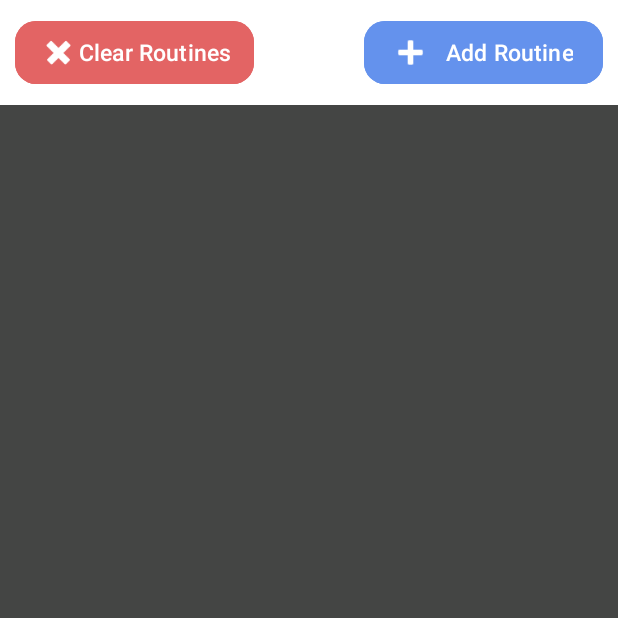
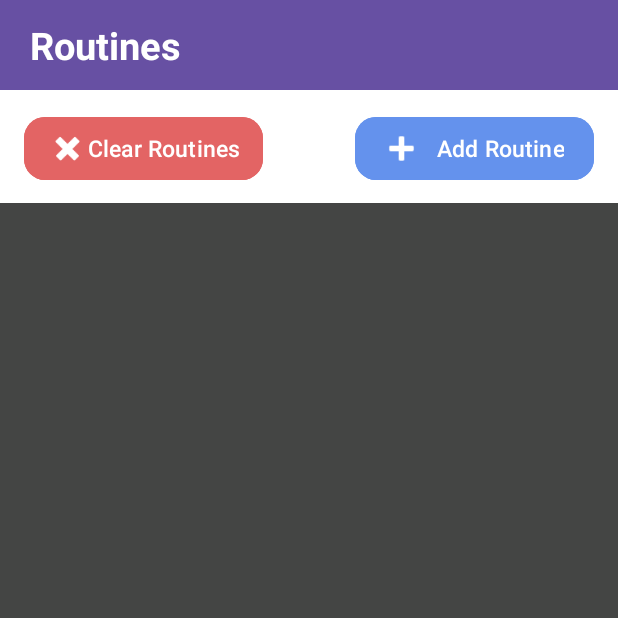
Before and after one commit to shoss88/Workout-Tracker-Android-App, an Android app: the screen it shows after launch (MainActivity), on a phone screen of 412 x 824 dp, the top half of it. Run offline under Robolectric (Android 15) with nearby library versions, the phone set to English and light mode, and no system bars.

Commit message:
added custom action bar

```diff
--- a/app/src/main/java/com/example/workouttracker/MainActivity.java
+++ b/app/src/main/java/com/example/workouttracker/MainActivity.java
@@ -1,6 +1,8 @@
 package com.example.workouttracker;
 
+import androidx.appcompat.app.ActionBar;
 import androidx.appcompat.app.AppCompatActivity;
+import androidx.appcompat.widget.Toolbar;
 import androidx.constraintlayout.widget.ConstraintLayout;
 
 import android.annotation.SuppressLint;
--- a/app/src/main/res/layout/activity_main.xml
+++ b/app/src/main/res/layout/activity_main.xml
@@ -9,12 +9,27 @@
     android:background="#FFFFFF"
     tools:context=".MainActivity">
 
+    <TextView
+        android:id="@+id/mainHeader"
+        android:layout_width="0dp"
+        android:layout_height="60dp"
+        android:background="#6750A3"
+        android:gravity="center|start"
+        android:paddingStart="20dp"
+        android:paddingEnd="20dp"
+        android:text="@string/routine_header"
+        android:textColor="#FFFFFF"
+        android:textSize="25sp"
+        android:textStyle="bold"
+        app:layout_constraintEnd_toEndOf="parent"
+        app:layout_constraintStart_toStartOf="parent"
+        app:layout_constraintTop_toTopOf="parent" />
     <Button
         android:id="@+id/addRoutineButton"
         android:layout_width="159dp"
         android:layout_height="50dp"
-        android:layout_marginTop="10dp"
-        android:layout_marginEnd="10dp"
+        android:layout_marginTop="74dp"
+        android:layout_marginEnd="16dp"
         android:backgroundTint="#6492ED"
         android:gravity="center|end"
         android:onClick="addRoutine"
@@ -37,8 +52,8 @@
         android:id="@+id/button"
         android:layout_width="159dp"
         android:layout_height="50dp"
-        android:layout_marginStart="10dp"
-        android:layout_marginTop="10dp"
+        android:layout_marginStart="16dp"
+        android:layout_marginTop="74dp"
         android:backgroundTint="#E36464"
         android:gravity="center|end"
         android:onClick="clearRoutines"
@@ -60,7 +75,7 @@
     <ScrollView
         android:layout_width="0dp"
         android:layout_height="0dp"
-        android:layout_marginTop="70dp"
+        android:layout_marginTop="135dp"
         android:background="#444544"
         app:layout_constraintBottom_toBottomOf="parent"
         app:layout_constraintEnd_toEndOf="parent"
@@ -76,4 +91,5 @@
     </ScrollView>
 
 
+
 </androidx.constraintlayout.widget.ConstraintLayout>
--- a/app/src/main/res/values/strings.xml
+++ b/app/src/main/res/values/strings.xml
@@ -2,4 +2,5 @@
     <string name="app_name">Workout Tracker</string>
     <string name="clear_routines">Clear Routines</string>
     <string name="add_routine">Add Routine</string>
+    <string name="routine_header">Routines</string>
 </resources>
```
